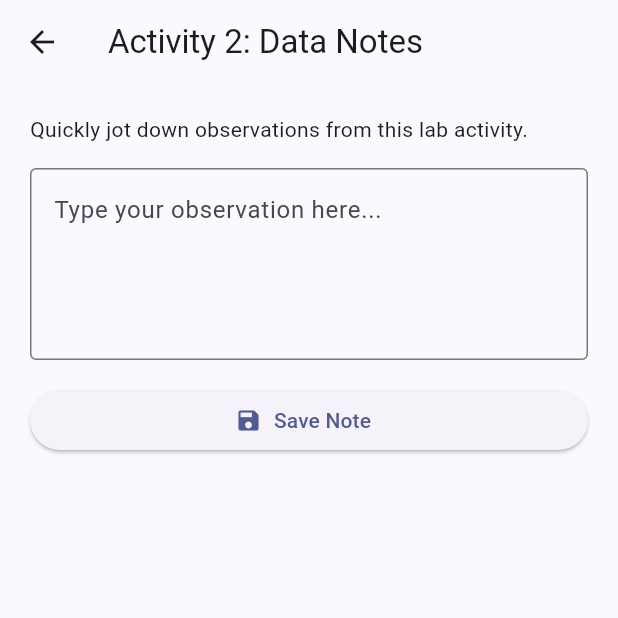
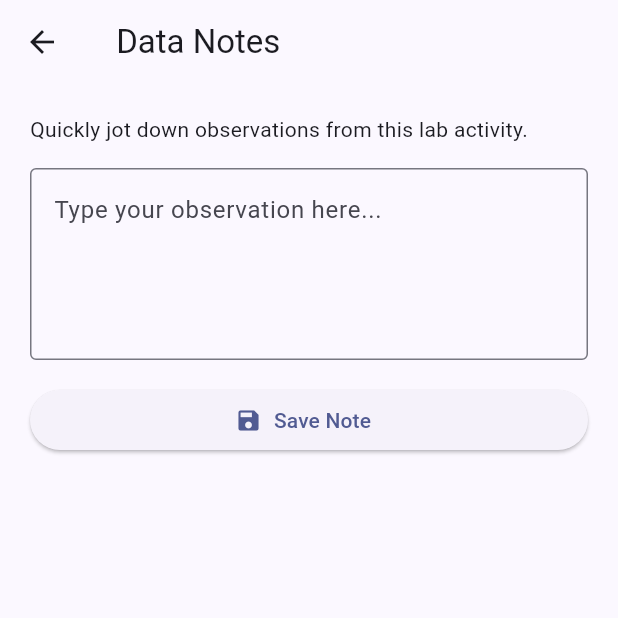
Before and after one commit to earllawrence-D/mobile-development-2, a Flutter app: the ActivityTwoScreen screen opened by its route, on a phone screen of 412 x 824 dp, the top half of it. Run offline on Flutter 3.47's test engine with Material 3 defaults, Android fonts, the phone set to English and light mode, and no system bars; our stand-ins replace connectivity_plus, permission_handler; missing offline and left inert: nearby_connections; network calls fail.

Commit message:
Rename activity label

```diff
--- a/lib/screens/activity_two_screen.dart
+++ b/lib/screens/activity_two_screen.dart
@@ -34,7 +34,7 @@ class _ActivityTwoScreenState extends State<ActivityTwoScreen> {
   @override
   Widget build(BuildContext context) {
     return Scaffold(
-      appBar: AppBar(title: const Text('Activity 2: Data Notes')),
+      appBar: AppBar(title: const Text(' Data Notes')),
       body: SafeArea(
         child: Padding(
           padding: const EdgeInsets.all(20),
--- a/lib/screens/network_diagnostic_dashboard.dart
+++ b/lib/screens/network_diagnostic_dashboard.dart
@@ -26,7 +26,7 @@ class NetworkDiagnosticDashboard extends StatelessWidget {
     final tier = diagnostics.tier;
 
     return Scaffold(
-      appBar: AppBar(title: const Text(' Network Dashboard')),
+      appBar: AppBar(title: const Text('Network Dashboard')),
       body: SafeArea(
         child: ListView(
           padding: const EdgeInsets.all(20),
```
Also changed, not shown: lib/screens/home_dashboard.dart (+4 -4 lines), pubspec.lock.
